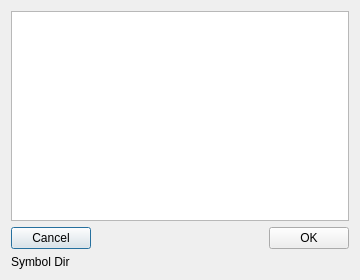
First picture: the form in src/Mod/TechDraw/Gui/SymbolChooser.ui, repository berndhahnebach/All_FreeCAD, before the edit.
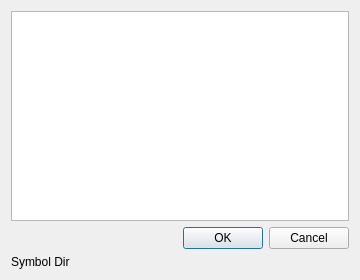
Second picture: the form after the edit. Custom widgets are drawn as their Qt base class.

Commit message:
SymbolChooser: use Qt's OK|Cancel buttons
- use the standard Qt buttons for the OK/Cancel action (QDialogButtonBox)
advantage: better layout and cleaner than 2 own and separate buttons

```diff
--- a/src/Mod/TechDraw/Gui/SymbolChooser.ui
+++ b/src/Mod/TechDraw/Gui/SymbolChooser.ui
@@ -28,47 +28,17 @@
     </widget>
    </item>
    <item>
-    <layout class="QGridLayout" name="gridLayout_2">
-     <item row="0" column="0">
-      <widget class="QPushButton" name="pbCancel">
-       <property name="sizePolicy">
-        <sizepolicy hsizetype="Preferred" vsizetype="Fixed">
-         <horstretch>0</horstretch>
-         <verstretch>0</verstretch>
-        </sizepolicy>
-       </property>
-       <property name="text">
-        <string>Cancel</string>
-       </property>
-      </widget>
-     </item>
-     <item row="0" column="2">
-      <widget class="QPushButton" name="pbOK">
-       <property name="sizePolicy">
-        <sizepolicy hsizetype="Preferred" vsizetype="Fixed">
-         <horstretch>0</horstretch>
-         <verstretch>0</verstretch>
-        </sizepolicy>
-       </property>
-       <property name="text">
-        <string>OK</string>
-       </property>
-      </widget>
-     </item>
-     <item row="0" column="1">
-      <spacer name="horizontalSpacer">
-       <property name="orientation">
-        <enum>Qt::Horizontal</enum>
-       </property>
-       <property name="sizeHint" stdset="0">
-        <size>
-         <width>40</width>
-         <height>20</height>
-        </size>
-       </property>
-      </spacer>
-     </item>
-    </layout>
+    <widget class="QDialogButtonBox" name="bbButtons">
+     <property name="orientation">
+      <enum>Qt::Horizontal</enum>
+     </property>
+     <property name="standardButtons">
+      <set>QDialogButtonBox::Cancel|QDialogButtonBox::Ok</set>
+     </property>
+     <property name="centerButtons">
+      <bool>false</bool>
+     </property>
+    </widget>
    </item>
    <item>
     <layout class="QGridLayout" name="gridLayout">
```
Left out of the diff: 41 changed lines with no effect on the pictures. The commit also changes 2 other files.
